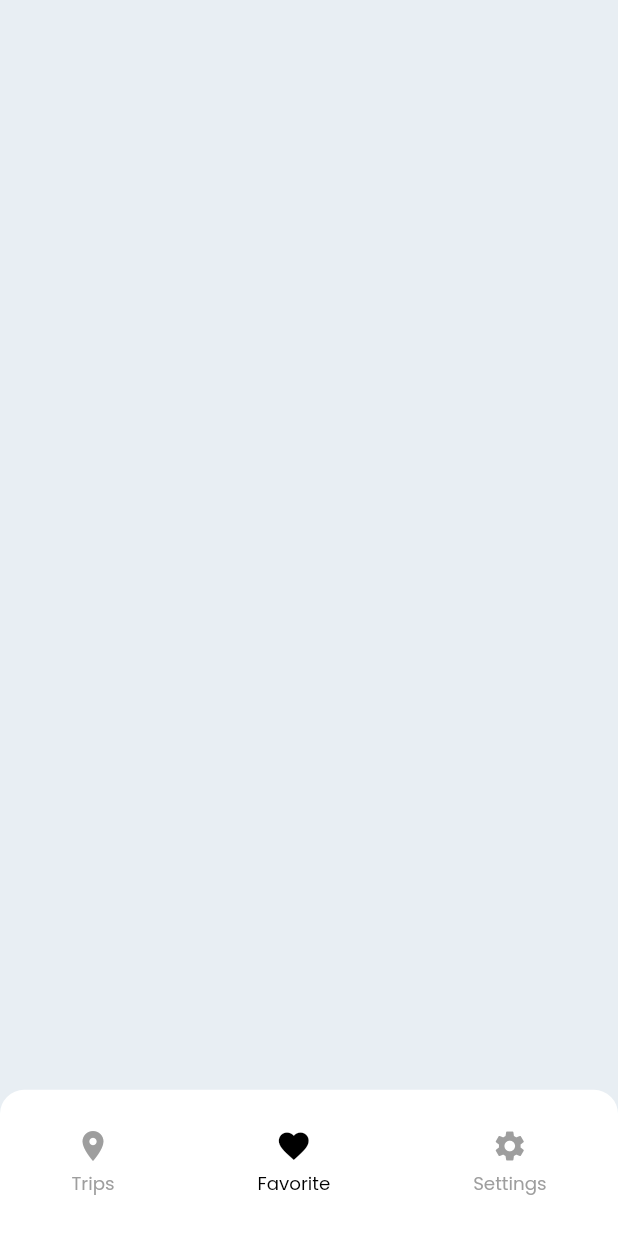
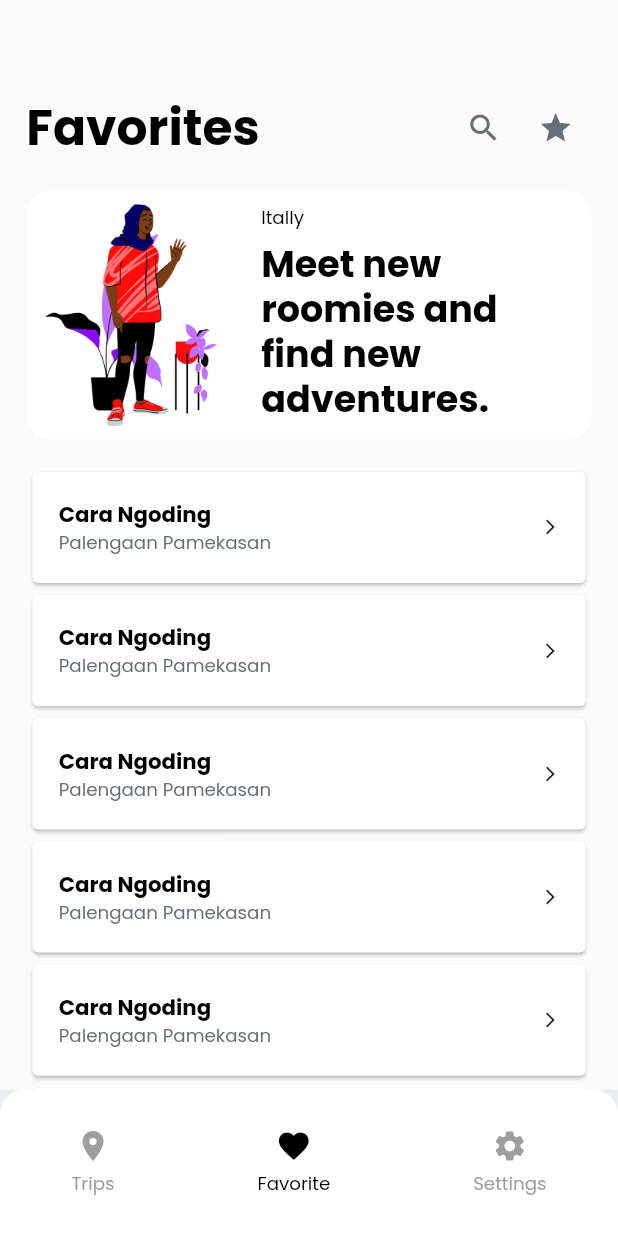
Before and after one commit to zainpelope/booking-app, a Flutter app: the screen it shows after launch, item 2 of the bottom bar chosen, on a phone screen of 412 x 824 dp. Run offline on Flutter 3.47's test engine with Material 2 defaults, Android fonts, the light colour scheme and no system bars; our stand-ins replace bloc, flutter_bloc, flutter_screenutil; statements that could not run were skipped.

Commit message:
Favorite Page

```diff
--- /dev/null
+++ b/lib/presentation/pages/discover/favorite/component/favorite_header.dart
@@ -0,0 +1,49 @@
+import 'package:booking_app/extension/double_extension.dart';
+import 'package:flutter/cupertino.dart';
+import 'package:flutter/material.dart';
+import 'package:flutter_screenutil/flutter_screenutil.dart';
+
+import '../../../../../config/theme/app_dimen.dart';
+import '../../../../../config/theme/app_font.dart';
+import '../../../../../data/src/img_string.dart';
+
+class FavoriteHeader extends StatelessWidget {
+  const FavoriteHeader({Key? key}) : super(key: key);
+
+  @override
+  Widget build(BuildContext context) {
+    return Container(
+      margin: EdgeInsets.all(AppDimen.w16),
+      padding: EdgeInsets.all(AppDimen.w8),
+      height: 163.h,
+      decoration: BoxDecoration(
+        color: Colors.white,
+        borderRadius: BorderRadius.circular(16.r),
+      ),
+      child: Row(
+        children: [
+          Image.asset(ImgString.plants3),
+          24.0.width,
+          Expanded(
+            child: Column(
+              crossAxisAlignment: CrossAxisAlignment.start,
+              children: [
+                Text(
+                  "Itally",
+                  style: AppFont.pragraphSmall,
+                ),
+                8.0.height,
+                Text(
+                  "Meet new roomies and find new adventures.",
+                  style: AppFont.h4.copyWith(
+                    height: 1.2.sp,
+                  ),
+                ),
+              ],
+            ),
+          )
+        ],
+      ),
+    );
+  }
+}
--- /dev/null
+++ b/lib/presentation/pages/discover/favorite/component/favorite_list.dart
@@ -0,0 +1,60 @@
+import 'package:flutter/cupertino.dart';
+import 'package:flutter/material.dart';
+import 'package:flutter_screenutil/flutter_screenutil.dart';
+
+import '../../../../../config/theme/app_color.dart';
+import '../../../../../config/theme/app_dimen.dart';
+import '../../../../../config/theme/app_font.dart';
+
+class FavoriteList extends StatelessWidget {
+  const FavoriteList({Key? key}) : super(key: key);
+
+  @override
+  Widget build(BuildContext context) {
+    return Expanded(
+      child: ListView.builder(
+        itemBuilder: (c, i) => _listItem(),
+        itemCount: 10,
+      ),
+    );
+  }
+
+  Widget _listItem() {
+    return Container(
+      margin: EdgeInsets.symmetric(
+        horizontal: AppDimen.w16,
+      ),
+      child: Card(
+        child: Padding(
+          padding: EdgeInsets.all(AppDimen.w16),
+          child: Row(
+            mainAxisAlignment: MainAxisAlignment.spaceBetween,
+            children: [
+              Column(
+                crossAxisAlignment: CrossAxisAlignment.start,
+                children: [
+                  Text(
+                    "Cara Ngoding",
+                    style: AppFont.pragraphMediumBold,
+                  ),
+                  Text(
+                    "Palengaan Pamekasan",
+                    style: AppFont.pragraphSmall.copyWith(
+                      color: AppColor.ink02,
+                    ),
+                  ),
+                ],
+              ),
+
+              const Icon(
+                Icons.arrow_forward_ios,
+                color: AppColor.ink01,
+                size: 12,
+              )
+            ],
+          ),
+        ),
+      ),
+    );
+  }
+}
--- /dev/null
+++ b/lib/presentation/pages/discover/favorite/component/favorite_title.dart
@@ -0,0 +1,42 @@
+import 'package:flutter/cupertino.dart';
+import 'package:flutter/material.dart';
+
+import '../../../../../config/theme/app_color.dart';
+import '../../../../../config/theme/app_dimen.dart';
+import '../../../../../config/theme/app_font.dart';
+
+class FavoriteTitle extends StatelessWidget {
+  const FavoriteTitle({Key? key}) : super(key: key);
+
+  @override
+  Widget build(BuildContext context) {
+    return Padding(
+      padding: EdgeInsets.only(
+        left: AppDimen.w16,
+        right: AppDimen.w16,
+        top: AppDimen.h60,
+      ),
+      child: Row(
+        mainAxisSize: MainAxisSize.max,
+        children: [
+          Text(
+            "Favorites",
+            style: AppFont.h3,
+          ),
+          const Expanded(child: SizedBox()),
+          IconButton(
+            onPressed: () {},
+            icon: const Icon(
+              Icons.search,
+              color: AppColor.ink02,
+            ),
+          ),
+          IconButton(
+            onPressed: () {},
+            icon: const Icon(Icons.star, color: AppColor.ink02),
+          ),
+        ],
+      ),
+    );
+  }
+}
--- a/lib/presentation/pages/discover/favorite/favorite_view.dart
+++ b/lib/presentation/pages/discover/favorite/favorite_view.dart
@@ -1,6 +1,10 @@
+import 'package:booking_app/config/config.dart';
 import 'package:flutter/material.dart';
 import 'package:flutter_bloc/flutter_bloc.dart';
 
+import 'component/favorite_header.dart';
+import 'component/favorite_list.dart';
+import 'component/favorite_title.dart';
 import 'favorite_cubit.dart';
 import 'favorite_state.dart';
 
@@ -18,6 +22,15 @@ class FavoritePage extends StatelessWidget {
   Widget _buildPage(BuildContext context) {
     final cubit = BlocProvider.of<FavoriteCubit>(context);
 
-    return Container();
+    return  Scaffold(
+      backgroundColor: AppColor.ink05,
+      body: Column(
+        children: const [
+          FavoriteTitle(),
+          FavoriteHeader(),
+          FavoriteList(),
+        ],
+      ),
+    );
   }
 }
```
